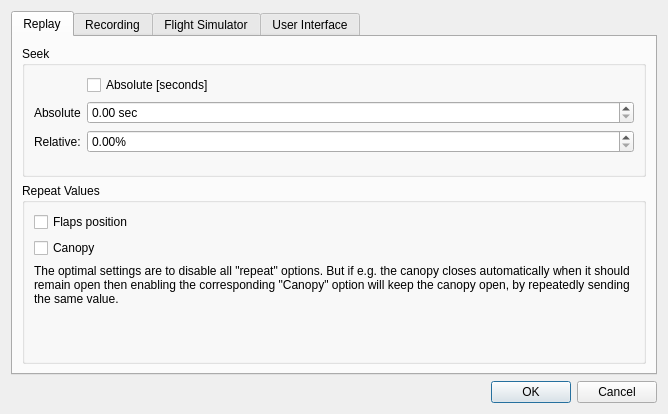
This is src/UserInterface/src/Dialog/SettingsDialog.ui in till213/SkyDolly as Qt 5 draws it before an edit. The edited form follows.
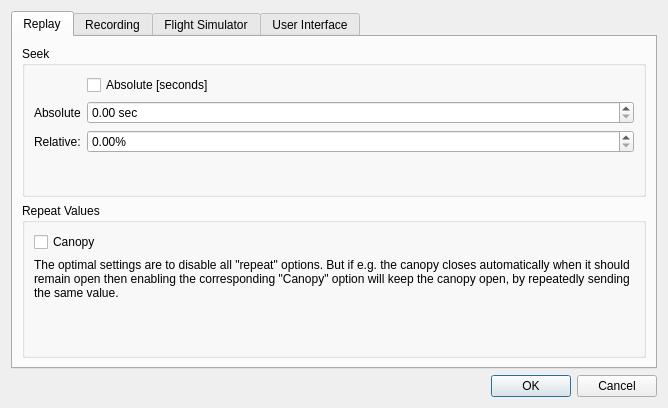
This is the edited form. The open tabs and pages were chosen to show the change.

Commit message: Remove "repeat flaps" option

What changed in the file:
```diff
--- a/src/UserInterface/src/Dialog/SettingsDialog.ui
+++ b/src/UserInterface/src/Dialog/SettingsDialog.ui
@@ -7,7 +7,7 @@
     <x>0</x>
     <y>0</y>
     <width>664</width>
-    <height>414</height>
+    <height>408</height>
    </rect>
   </property>
   <property name="windowTitle">
@@ -111,7 +111,14 @@
           <string>Repeat Values</string>
          </property>
          <layout class="QFormLayout" name="formLayout">
-          <item row="3" column="0" colspan="2">
+          <item row="1" column="0">
+           <widget class="QCheckBox" name="repeatCanopyOpenCheckBox">
+            <property name="text">
+             <string>Canopy</string>
+            </property>
+           </widget>
+          </item>
+          <item row="2" column="0" colspan="2">
            <widget class="QLabel" name="label_3">
             <property name="minimumSize">
              <size>
@@ -127,7 +134,7 @@
             </property>
            </widget>
           </item>
-          <item row="4" column="1">
+          <item row="3" column="1">
            <spacer name="verticalSpacer_2">
             <property name="orientation">
              <enum>Qt::Vertical</enum>
@@ -140,20 +147,6 @@
             </property>
            </spacer>
           </item>
-          <item row="2" column="0">
-           <widget class="QCheckBox" name="repeatCanopyOpenCheckBox">
-            <property name="text">
-             <string>Canopy</string>
-            </property>
-           </widget>
-          </item>
-          <item row="1" column="0">
-           <widget class="QCheckBox" name="repeatFlapsCheckBox">
-            <property name="text">
-             <string>Flaps position</string>
-            </property>
-           </widget>
-          </item>
          </layout>
         </widget>
        </item>
```
Left out of the diff: 2 changed lines with no effect on the pictures. The commit also changes 5 other files.
